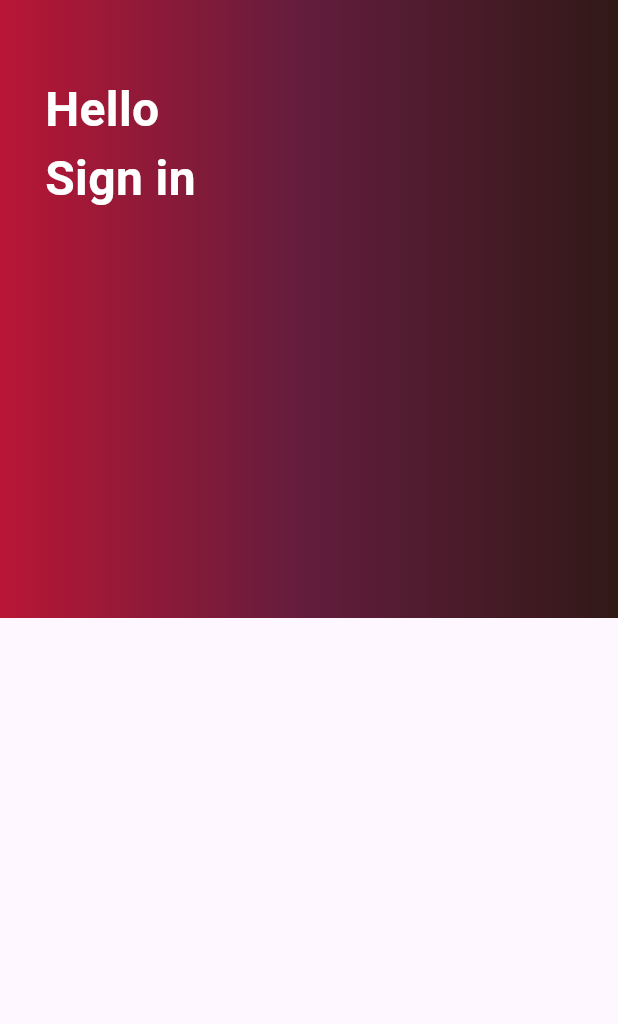
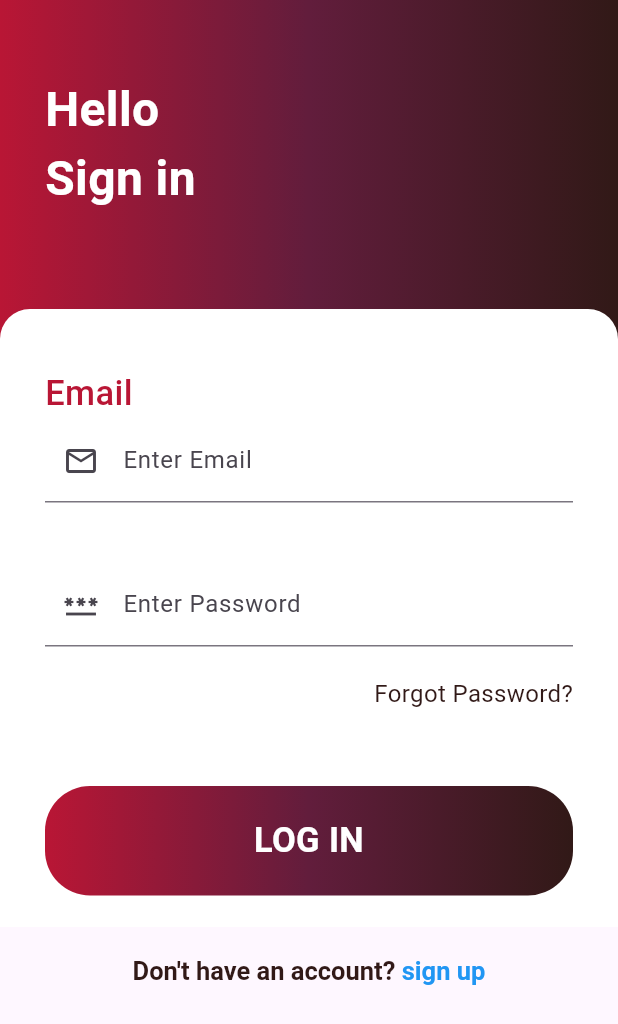
Before and after one commit to SankalpPyFever333/BarberApplication, a Flutter app: the screen it shows after launch, on a phone screen of 412 x 824 dp. Shown: the top 1024 px of the screen. Run offline on Flutter 3.47's test engine with Material 3 defaults, Android fonts, the phone set to English and light mode, and no system bars; Roboto replaces fonts that are missing (Signi).

Commit message:
completed login page

```diff
--- a/lib/pages/login.dart
+++ b/lib/pages/login.dart
@@ -1,3 +1,4 @@
+import "package:flutter/gestures.dart";
 import "package:flutter/material.dart";
 
 class Login extends StatefulWidget {
@@ -12,12 +13,12 @@ class _LoginState extends State<Login> {
   Widget build(BuildContext context) {
     return Scaffold(
       body: Container(
-        child: Column(
+        child: Stack(
           children: [
             Container(
                 height: MediaQuery.of(context).size.height / 2,
                 width: MediaQuery.of(context).size.width,
-                padding: EdgeInsets.only(top: 50 , left: 30),
+                padding: EdgeInsets.only(top: 50, left: 30),
                 decoration: BoxDecoration(
                     gradient: LinearGradient(colors: [
                   Color(0xFFB91635),
@@ -31,6 +32,127 @@ class _LoginState extends State<Login> {
                       fontSize: 32,
                       fontWeight: FontWeight.bold),
                 )),
+            Container(
+              height: MediaQuery.of(context).size.height / 2,
+              width: MediaQuery.of(context).size.width,
+              margin:
+                  EdgeInsets.only(top: MediaQuery.of(context).size.height / 4),
+              padding: EdgeInsets.only(top: 40, left: 30, right: 30),
+              decoration: BoxDecoration(
+                color: Colors.white,
+                borderRadius: BorderRadius.only(
+                    topLeft: Radius.circular(20),
+                    topRight: Radius.circular(20)),
+              ),
+              child: Column(
+                crossAxisAlignment: CrossAxisAlignment.start,
+                children: [
+                  Text(
+                    "Email",
+                    style: TextStyle(
+                        color: Color(0xFFB91635),
+                        fontSize: 23,
+                        fontWeight: FontWeight.w500,
+                        fontFamily: "Signi"),
+                  ),
+                  TextField(
+                    decoration: InputDecoration(
+                      hintText: "Email",
+                      labelText: "Enter Email",
+                      prefixIcon: Icon(Icons.mail_outline),
+                    ),
+                  ),
+                  SizedBox(
+                    height: 40,
+                  ),
+                  TextField(
+                    decoration: InputDecoration(
+                      hintText: "Password",
+                      labelText: "Enter Password",
+                      prefixIcon: Icon(Icons.password_outlined),
+                    ),
+                    obscureText: true,
+                  ),
+                  SizedBox(
+                    height: 20,
+                  ),
+                  Row(
+                    mainAxisAlignment: MainAxisAlignment.end,
+                    children: [
+                      Text(
+                        "Forgot Password?",
+                        style: TextStyle(
+                            color: Color(0xFF311917),
+                            fontSize: 16,
+                            fontWeight: FontWeight.w400,
+                            fontFamily: "Signi"),
+                      ),
+                    ],
+                  ),
+                  SizedBox(
+                    height: 50,
+                  ),
+                  Container(
+                    width: MediaQuery.of(context).size.width,
+                    padding: EdgeInsets.all(20),
+                    decoration: BoxDecoration(
+                      gradient: LinearGradient(colors: [
+                        Color(0xFFB91635),
+                        Color(0xFF621d3c),
+                        Color(0xFF311917)
+                      ]),
+                      borderRadius: BorderRadius.circular(30),
+                    ),
+                    child: Text(
+                      "LOG IN",
+                      style: TextStyle(
+                        color: Colors.white,
+                        fontSize: 23,
+                        fontWeight: FontWeight.bold,
+                        fontFamily: "Signi",
+                      ),
+                      textAlign: TextAlign.center,
+                    ),
+                  ),
+                  SizedBox(
+                    height: 40,
+                  ),
+                  Row(
+                    mainAxisAlignment: MainAxisAlignment.center,
+                    children: [
+                      RichText(
+                        text: TextSpan(
+
+                          children: [
+                          TextSpan(
+                            text: "Don't have an account? ",
+                            style: TextStyle(
+                              color: Color(0xFF311917),
+                              fontSize: 17,
+                              fontFamily: "Signi",
+                              fontWeight: FontWeight.w600,
+                            ),
+                          ),
+                          TextSpan(
+                            text: "sign up",
+                            style: TextStyle(
+                                color: Colors.blue,
+                                fontSize: 17,
+                                fontWeight: FontWeight.w600,
+                                fontFamily: "Signi",
+                                ),
+                                recognizer: TapGestureRecognizer()
+                                ..onTap = () {
+
+                                }
+                          ),
+                        ]),
+                      ),
+                    ],
+                  )
+                ],
+              ),
+            ),
           ],
         ),
       ),
```
